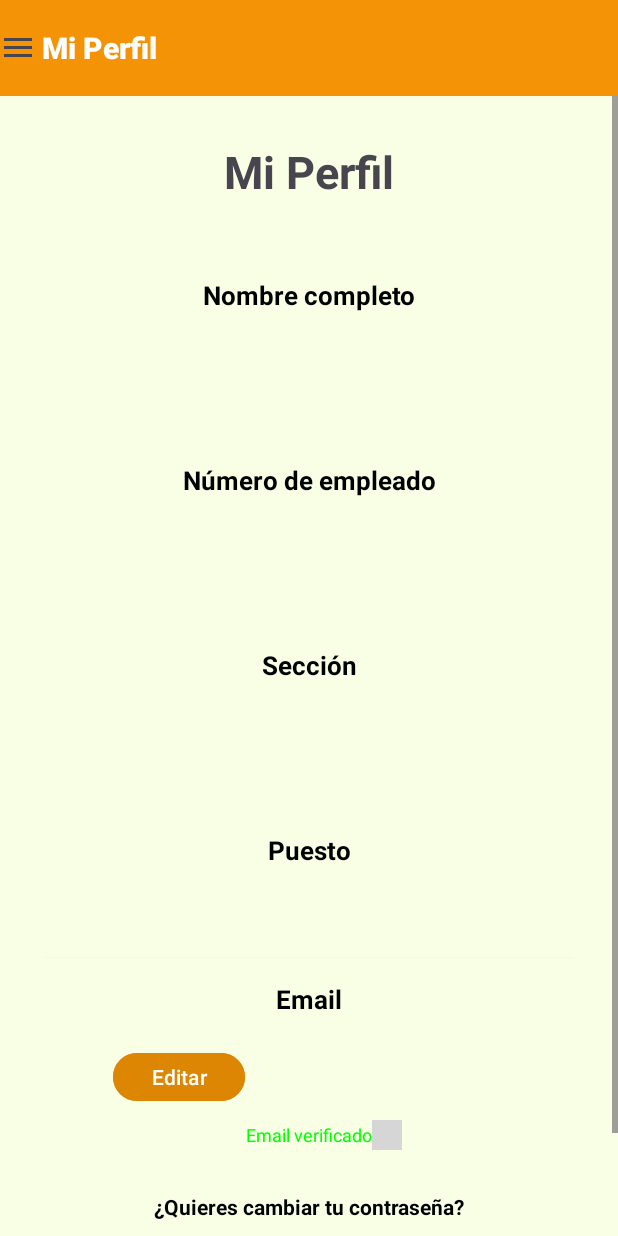
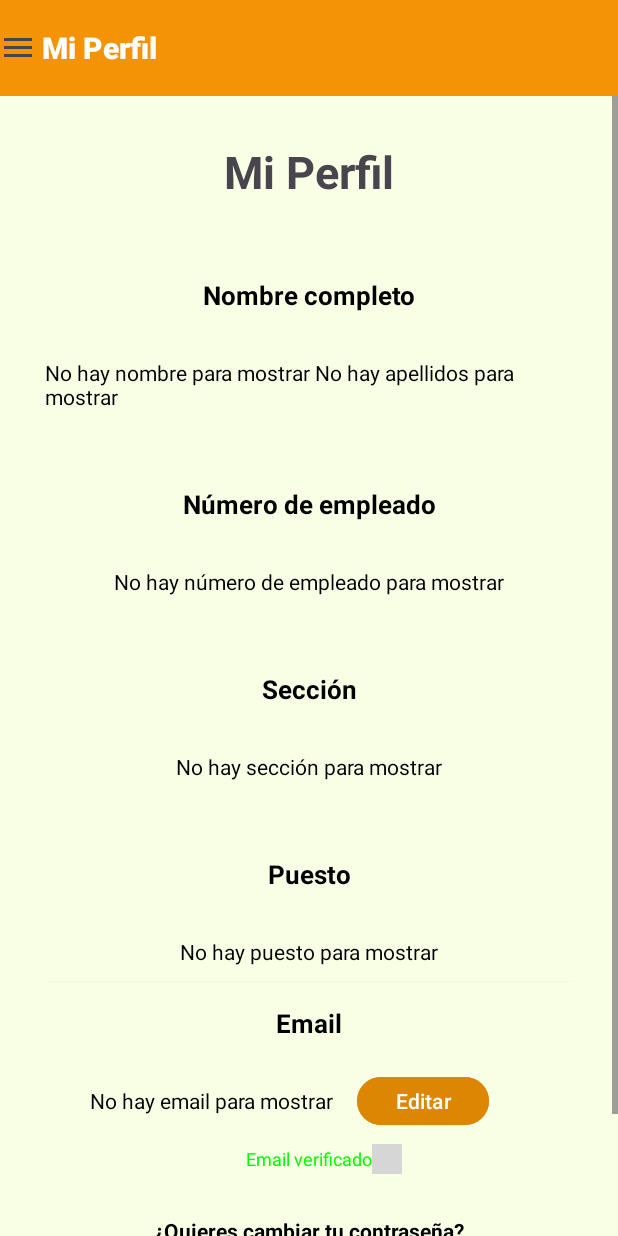
Before and after one commit to lobokronos/TFG, an Android app: the ProfileActivity screen opened directly, with no data from a screen before it, on a phone screen of 412 x 824 dp. Run offline under Robolectric (Android 15) with nearby library versions, the phone set to English and light mode, and no system bars; our stand-ins replace Firebase (no records; nobody signed in at launch, a user with empty details on screens opened directly); grey boxes are pictures that could not be loaded.

Commit message:
Arreglados varios fallos de mensajeria en AddQuitEmployeeActivity.kt, EmployeeCalendarActivity.kt y ProfileActivity.kt. Añadidas dependencias para inicio de sesión con Google. Añadidos comentarios y estilos.

```diff
--- a/app/build.gradle.kts
+++ b/app/build.gradle.kts
@@ -55,4 +55,7 @@ dependencies {
     implementation("com.google.firebase:firebase-analytics")
     implementation ("com.kizitonwose.calendar:view:2.0.0")
     implementation ("com.kizitonwose.calendar:compose:2.0.0")
+    implementation("androidx.credentials:credentials:1.3.0")
+    implementation("androidx.credentials:credentials-play-services-auth:1.3.0")
+    implementation("com.google.android.libraries.identity.googleid:googleid:1.1.1")
 }
--- a/app/src/main/java/com/example/proyectofinal/EmployeeCalendarActivity.kt
+++ b/app/src/main/java/com/example/proyectofinal/EmployeeCalendarActivity.kt
@@ -5,6 +5,7 @@ package com.example.proyectofinal
  *
  * Falta el comentario OK
  * Falta arreglar las vistas de los container OK
+ * Falta que seaparezca el texto (sin revisar) de la sugerencia cuando se acepta o rechaza (FALTA)
  */
 
 import android.graphics.Color
--- a/app/src/main/java/com/example/proyectofinal/ProfileActivity.kt
+++ b/app/src/main/java/com/example/proyectofinal/ProfileActivity.kt
@@ -5,7 +5,8 @@ package com.example.proyectofinal
  *
  * Falta editar colores correctamente
  * Añadida verificación de usuario y lógica para cambiar el mail. Importante el metodo verifyBeforeUpdateMail() 4H OK
- *
+ * Añadida una excepción para que, en caso de que de fallo la conexión a Firestore para recopilar los datos del
+ *  usuario, aparezca un mensaje de error tanto en los campos de texto como en el SnackBar OK
  */
 import android.content.Intent
 import android.graphics.Color
@@ -118,9 +119,20 @@ class ProfileActivity : BaseActivity(), View.OnClickListener {
                 section = resDoc.getString("seccion").toString()
                 showData() // Llamada al método que mostrará los datos en las lineas correspondientes del perfil
 
+            } else { // Si no se encuentra el documento...
+                name = "No hay nombre para mostrar"
+                surname = "No hay apellidos para mostrar"
+                email = "No hay email para mostrar"  // Mostramos el mensaje de error en todos los campos
+                rol = "No hay puesto para mostrar"
+                numEmple = "No hay número de empleado para mostrar"
+                section = "No hay sección para mostrar"
+                showData() //Llamamos al metodo que muestra los datos para mostrar el error en cada campo
             }
+        }.addOnFailureListener { e ->
+            snackBar(binding.root, "Error al acceder a la base de datos: ${e.message}")
         }
     }
+
 
     /**
      * Método que reoge las funciones de los botones
--- a/app/src/main/java/com/example/proyectofinal/SuccessActivity.kt
+++ b/app/src/main/java/com/example/proyectofinal/SuccessActivity.kt
@@ -7,10 +7,6 @@ package com.example.proyectofinal
 import android.os.Bundle
 import android.widget.FrameLayout
 import androidx.activity.enableEdgeToEdge
-import androidx.appcompat.app.AppCompatActivity
-import androidx.core.view.ViewCompat
-import androidx.core.view.WindowInsetsCompat
-import com.example.proyectofinal.databinding.ActivityProfileBinding
 import com.example.proyectofinal.databinding.ActivitySuccessBinding
 
 /**
--- a/app/src/main/res/values/strings.xml
+++ b/app/src/main/res/values/strings.xml
@@ -10,6 +10,7 @@
     <string name="hintPass">  Password</string>
     <string name="warningLogin">!Atención¡ Te recomendamos que restablezcas tu contraseña. Te hemos enviado un mail para que puedas hacerlo ahora si quieres,
         si no, vuelve a hacer login y cambiala más tarde desde tu perfil</string>
+    <string name="btnLoginGoogle">Ingresar con Google</string>
     <!-- ********************************************************************************************* -->
 
     <!-- activity_home.xml -->
```
Also changed, not shown: app/src/main/java/com/example/proyectofinal/AddQuitEmployeeActivity.kt (+16 -10 lines).
